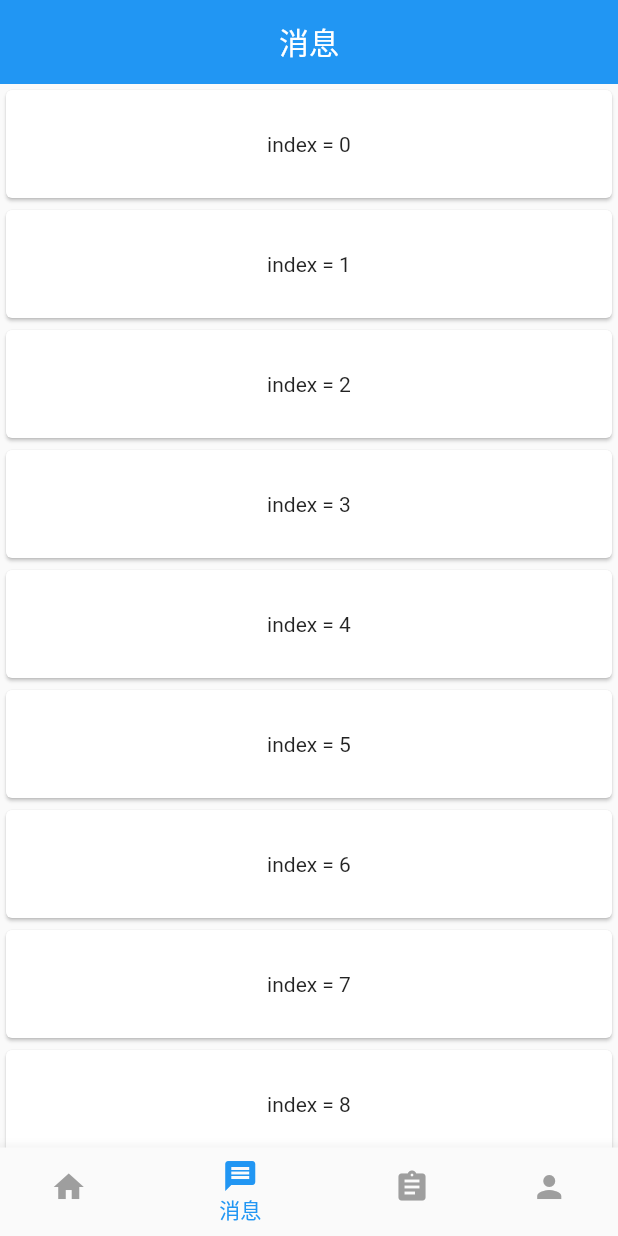
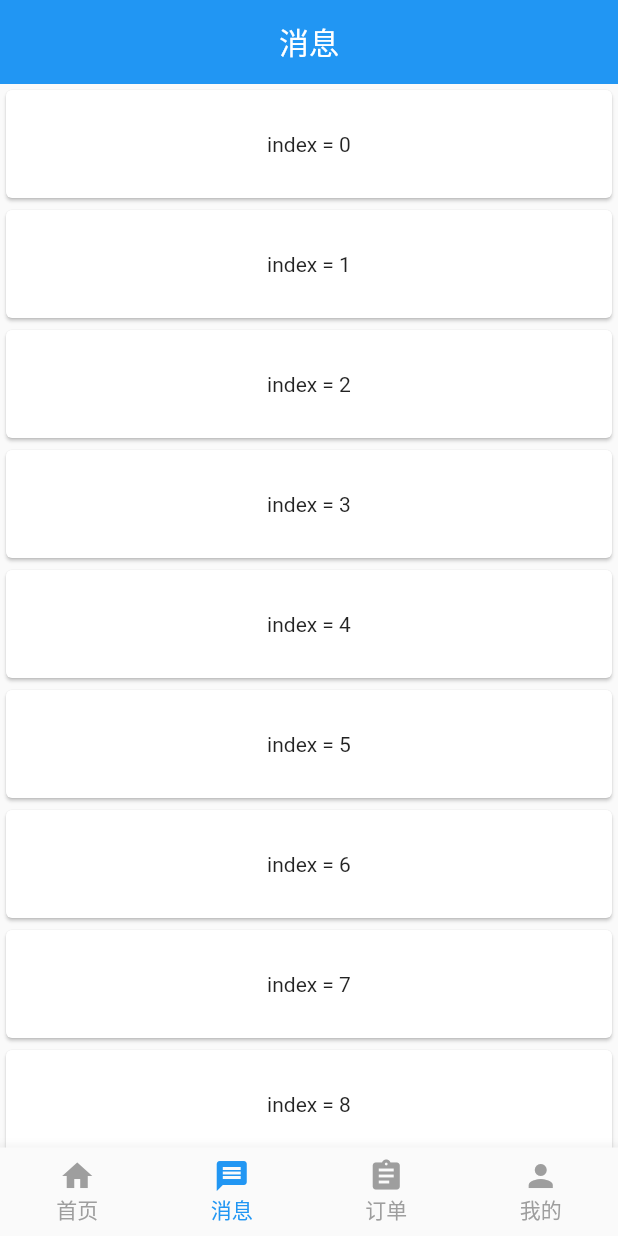
Before and after one commit to YangJ0720/flutter_supply, a Flutter app: the screen it shows after launch, swiped to page 2, on a phone screen of 412 x 824 dp. Run offline on Flutter 3.47's test engine with Material 2 defaults, Android fonts, the phone set to English and light mode, and no system bars; our stand-ins replace cached_network_image, dio, flutter_bloc; network calls fail.

```diff
--- /dev/null
+++ b/lib/bloc/home_list_bloc.dart
@@ -0,0 +1,18 @@
+import 'package:flutter_bloc/flutter_bloc.dart';
+
+/// 首页 -> 列表
+class HomeListBloc extends Bloc<CounterEvent, int> {
+
+  HomeListBloc(int initialState) : super(initialState);
+
+  @override
+  Stream<int> mapEventToState(CounterEvent event) async* {
+    yield state - 1;
+  }
+
+}
+
+enum CounterEvent {
+  decrement,
+  increment,
+}
--- a/lib/config/base_config.dart
+++ b/lib/config/base_config.dart
@@ -1,3 +1,3 @@
 class BaseConfig {
-  static const String host = 'https://gitee.com/YangJ0720/flutter_takeout/';
+  static const String host = 'https://gitee.com/YangJ0720/flutter_city_supply/raw/master/';
 }
--- a/lib/main.dart
+++ b/lib/main.dart
@@ -1,4 +1,6 @@
 import 'package:flutter/material.dart';
+import 'package:flutter_bloc/flutter_bloc.dart';
+import 'package:supply/bloc/home_list_bloc.dart';
 import 'package:supply/page/settings/settings.dart';
 import 'package:supply/page/store/store.dart';
 
@@ -19,7 +21,7 @@ class MyApp extends StatelessWidget {
         visualDensity: VisualDensity.adaptivePlatformDensity,
         buttonTheme: ButtonThemeData(padding: EdgeInsets.zero),
       ),
-      initialRoute: 'index',
+      home: BlocProvider(create: (_) => HomeListBloc(0), child: Index()),
       routes: {
         'index': (_) => Index(),
         'store': (_) => Store(),
--- a/lib/page/index/home/widget/index_home_search_view.dart
+++ b/lib/page/index/home/widget/index_home_search_view.dart
@@ -14,7 +14,7 @@ class IndexHomeSearchView extends StatelessWidget {
         Expanded(
           child: Container(
             alignment: Alignment.center,
-            child: Text('汰渍洗衣液'),
+            child: Text('搜索商品名称/商铺名称'),
             decoration: BoxDecoration(
               borderRadius: BorderRadius.circular(25),
               color: Colors.grey[200],
--- a/lib/page/index/index.dart
+++ b/lib/page/index/index.dart
@@ -73,6 +73,9 @@ class _IndexState extends State<Index> {
             selectedItemColor: Colors.blue,
             unselectedItemColor: Colors.grey,
             onTap: (index) => _controller.jumpToPage(index),
+            type: BottomNavigationBarType.fixed,
+            selectedFontSize: 14,
+            unselectedFontSize: 14,
           );
         },
         stream: _streamController.stream,
--- a/lib/tools/image_load_tools.dart
+++ b/lib/tools/image_load_tools.dart
@@ -3,7 +3,8 @@ import 'package:flutter/material.dart';
 
 class ImageLoadTools {
   ///
-  static Widget load(String url) {
-    return CachedNetworkImage(imageUrl: url, fit: BoxFit.fill);
+  static Widget load(String url, {BoxFit fit = BoxFit.fill}) {
+    return CachedNetworkImage(imageUrl: url, fit: fit);
   }
+
 }
--- a/pubspec.yaml
+++ b/pubspec.yaml
@@ -24,14 +24,12 @@ dependencies:
   flutter:
     sdk: flutter
 
-
-  # The following adds the Cupertino Icons font to your application.
-  # Use with the CupertinoIcons class for iOS style icons.
-  cupertino_icons: ^1.0.0
   # 网络请求插件
   dio: ^3.0.10
   # 图片缓存插件
   cached_network_image: ^2.4.1
+  # 状态管理插件
+  flutter_bloc: ^6.1.1
   # 浏览器插件
   webview_flutter: ^1.0.7
   # 百度定位插件
```
Also changed, not shown: lib/bloc/simple_bloc_observer.dart (added, +28 -0 lines), lib/page/index/home/index_home.dart (+17 -11 lines), lib/page/index/home/widget/index_home_tabbar_view.dart (+24 -8 lines), lib/tools/network_load_tools.dart (added, +10 -0 lines), pubspec.lock.
